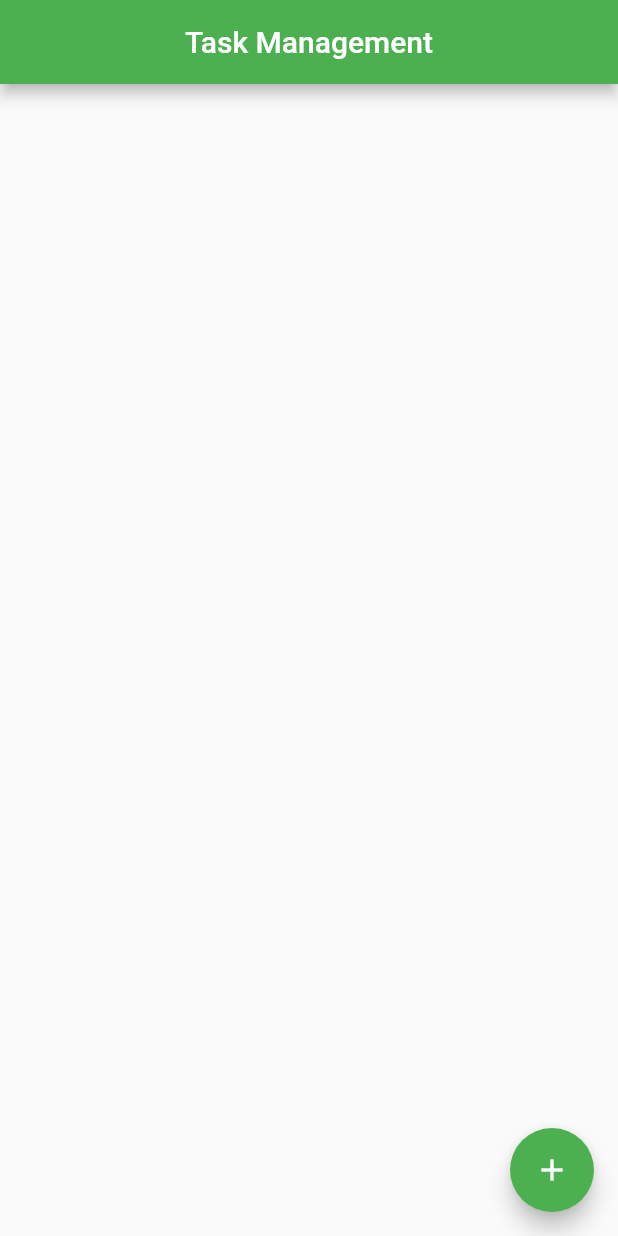
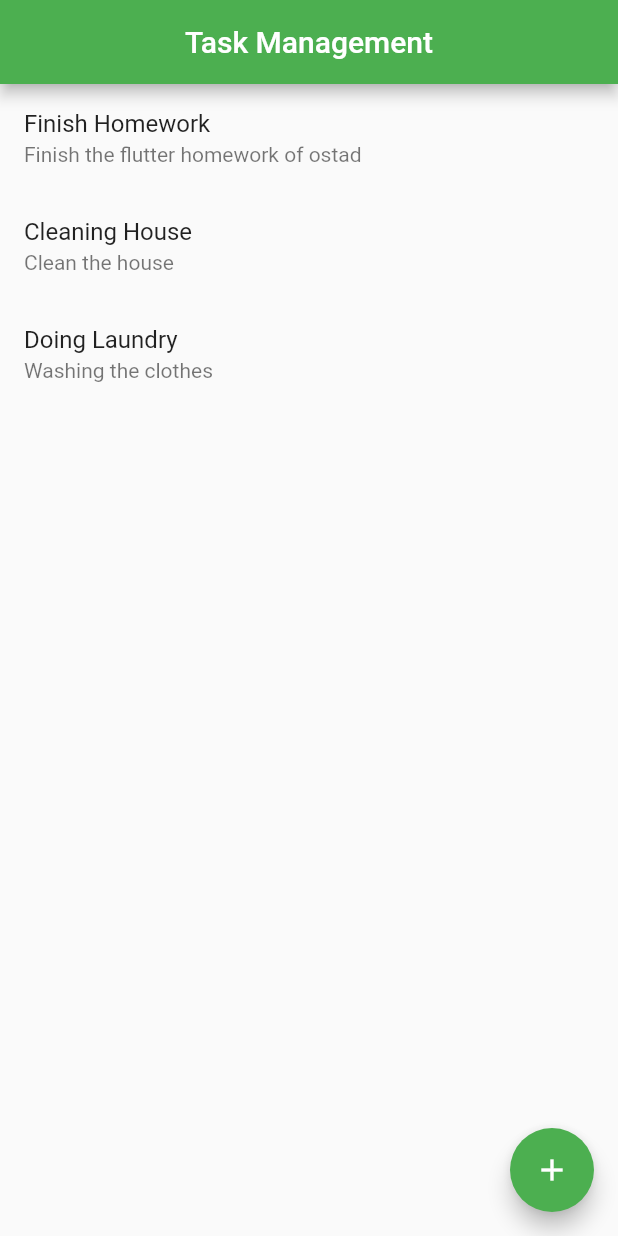
Before and after one commit to syfulsharif/taskManagerFlutter, a Flutter app: the screen it shows after launch, on a phone screen of 412 x 824 dp. Run offline on Flutter 3.47's test engine with Material 2 defaults, Android fonts, the phone set to English and light mode, and no system bars.

```diff
--- a/lib/taskmanager.dart
+++ b/lib/taskmanager.dart
@@ -4,6 +4,7 @@ import 'package:assignment8/style.dart';
 class Task {
   String title, description;
   int daysRequired;
+
   Task(this.title, this.description, this.daysRequired);
 }
 
@@ -15,7 +16,18 @@ class TaskManagerView extends StatefulWidget {
 }
 
 class _TaskManagerViewState extends State<TaskManagerView> {
-  List<Task> tasksToDo = [];
+  List<Task> tasksToDo = [
+    Task('Finish Homework', 'Finish the flutter homework of ostad', 1),
+    Task('Cleaning House', 'Clean the house', 2),
+    Task('Doing Laundry', 'Washing the clothes', 1)
+  ];
+
+  TaskAlertDialog(context) {
+    return showDialog(context: context, builder: (BuildContext context) {
+      return Expanded(child: child)
+    });
+  }
+
   @override
   Widget build(BuildContext context) {
     return Scaffold(
@@ -27,6 +39,14 @@ class _TaskManagerViewState extends State<TaskManagerView> {
         onPressed: () {},
         child: const Icon(Icons.add),
       ),
+      body: ListView.builder(
+          itemCount: tasksToDo.length,
+          itemBuilder: (context, index) {
+            return ListTile(
+              title: Text(tasksToDo[index].title),
+              subtitle: Text(tasksToDo[index].description),
+            );
+          }),
     );
   }
 }
```
